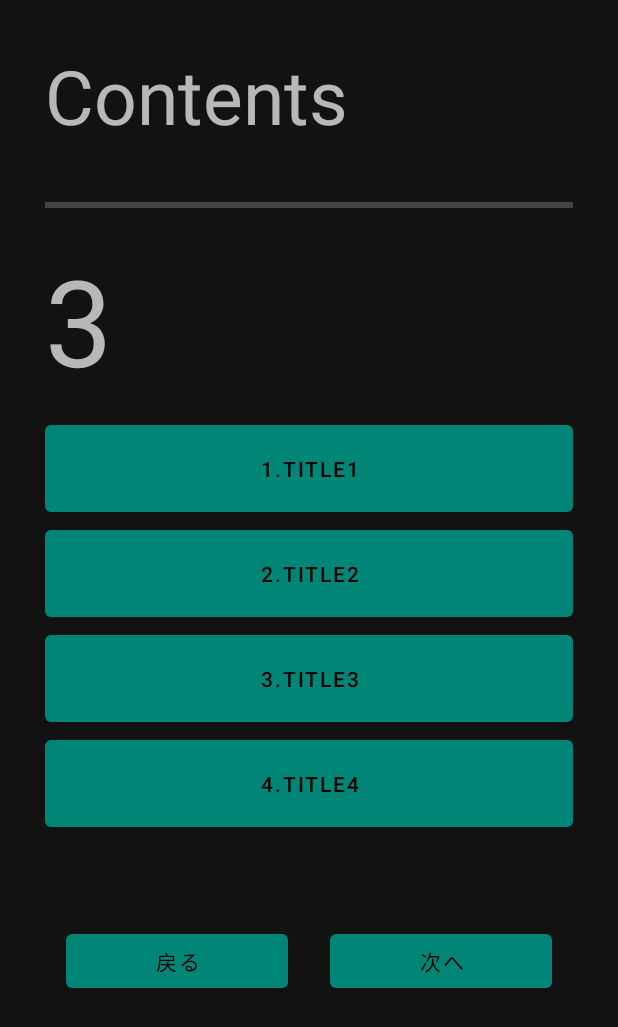
After one commit to hirossan4049/ZisakuZiten, an Android app: the layout activity_quiz_main.xml on its own in the app's theme, with its tools: preview values and no code run, on a phone screen of 412 x 824 dp. The commit adds this screen. Shown: the top 1027 px of the screen. Run offline under Robolectric (Android 15) with nearby library versions, the phone set to English and light mode, and no system bars.

Commit message:
activity_quiz_main append

```diff
--- a/app/src/main/java/com/example/zisakuziten/CreateActivity.java
+++ b/app/src/main/java/com/example/zisakuziten/CreateActivity.java
@@ -32,8 +32,6 @@ public class CreateActivity extends AppCompatActivity {
         //open realm
         realm = Realm.getDefaultInstance();
 
-
-
         titleText   = (EditText)findViewById(R.id.titleText);
         contentText = (EditText)findViewById(R.id.contentText);
     }
@@ -67,11 +65,16 @@ public class CreateActivity extends AppCompatActivity {
         String content = contentText.getText().toString();
 
 
-        if(!TextUtils.isEmpty(title) && !TextUtils.isEmpty(content)) {
+
+
+        //null判定
+        if(title.length() <= 1) {
             Context context = getApplicationContext();
-            Toast.makeText(context, "トーストメッセージ", Toast.LENGTH_LONG).show();
-        }
-        else {
+            Toast.makeText(context, "タイトルは2文字以上入力してくれ！", Toast.LENGTH_SHORT).show();
+        }else if(content.length() <= 1){
+            Context context = getApplicationContext();
+            Toast.makeText(context,"コンテンツは２文字以上入力してね!",Toast.LENGTH_SHORT).show();
+        }else {
 
             //Date
             Date date = new Date();
--- /dev/null
+++ b/app/src/main/res/layout/activity_quiz_main.xml
@@ -0,0 +1,87 @@
+<?xml version="1.0" encoding="utf-8"?>
+<RelativeLayout xmlns:android="http://schemas.android.com/apk/res/android"
+    android:orientation="vertical" android:layout_width="match_parent"
+    android:layout_height="match_parent"
+    android:layout_margin="30dp">
+
+    <LinearLayout
+        android:layout_width="match_parent"
+        android:layout_height="match_parent"
+        android:orientation="vertical">
+
+        <TextView
+            android:id="@+id/textView"
+            android:layout_width="match_parent"
+            android:layout_height="84dp"
+            android:text="Contents"
+            android:textSize="50dp" />
+
+        <ProgressBar
+            android:id="@+id/progressBar"
+            style="?android:attr/progressBarStyleHorizontal"
+            android:layout_width="match_parent"
+            android:layout_height="46dp" />
+
+        <TextView
+            android:id="@+id/textView2"
+            android:layout_width="match_parent"
+            android:layout_height="117dp"
+            android:text="3"
+            android:textSize="80dp"
+            android:layout_gravity="right"/>
+
+        <LinearLayout
+            android:layout_width="match_parent"
+            android:layout_height="325dp"
+            android:orientation="vertical">
+
+            <Button
+                android:id="@+id/button"
+                android:layout_width="match_parent"
+                android:layout_height="70dp"
+                android:text="1.title1" />
+
+            <Button
+                android:id="@+id/button2"
+                android:layout_width="match_parent"
+                android:layout_height="70dp"
+                android:text="2.title2" />
+
+            <Button
+                android:id="@+id/button3"
+                android:layout_width="match_parent"
+                android:layout_height="70dp"
+                android:text="3.title3" />
+
+            <Button
+                android:id="@+id/button4"
+                android:layout_width="match_parent"
+                android:layout_height="70dp"
+                android:text="4.title4" />
+        </LinearLayout>
+
+        <LinearLayout
+            android:layout_width="match_parent"
+            android:layout_height="match_parent"
+            android:orientation="horizontal">
+
+            <Button
+                android:id="@+id/button5"
+                android:layout_width="wrap_content"
+                android:layout_height="wrap_content"
+                android:layout_weight="1"
+                android:text="戻る"
+                android:layout_margin="14dp"/>
+
+            <Button
+                android:id="@+id/button6"
+                android:layout_width="wrap_content"
+                android:layout_height="wrap_content"
+                android:layout_weight="1"
+                android:text="次へ"
+                android:layout_margin="14dp"/>
+
+        </LinearLayout>
+    </LinearLayout>
+
+</RelativeLayout>
```
Also changed, not shown: app/src/main/java/com/example/zisakuziten/MainActivity.java (+6 -2 lines).
